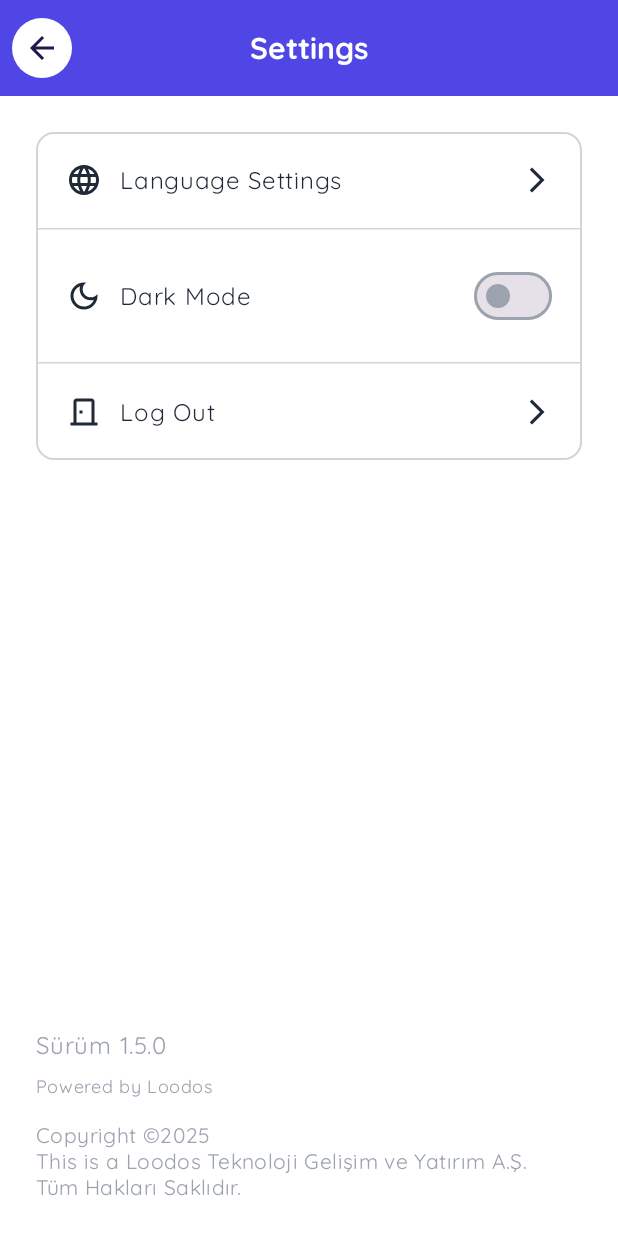
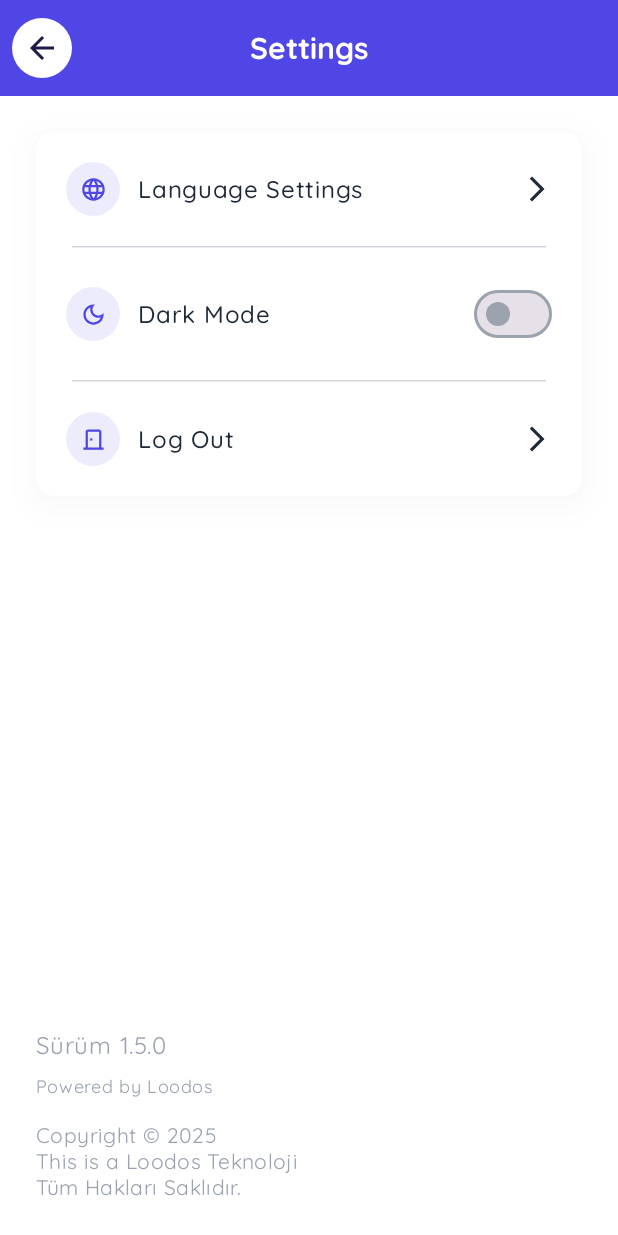
Before and after one commit to necdetzr/CryptoTricker, an Android app built with Jetpack Compose: the composable SettingsScreen shown on its own in the app's theme, on a phone screen of 412 x 824 dp. Run offline under Robolectric (Android 15) with nearby library versions, the phone set to English and light mode, and no system bars; our stand-ins replace Dagger/Hilt's generated code, accompanist.

Commit message:
Settings ui updated.

```diff
--- a/feature/settings/src/main/java/com/example/settings/ui/components/FooterSection.kt
+++ b/feature/settings/src/main/java/com/example/settings/ui/components/FooterSection.kt
@@ -29,11 +29,11 @@ fun FooterSection(
             style = MaterialTheme.typography.bodySmall
         )
         Spacer(Modifier.height(16.dp))
-        Text("Copyright ©$year",
+        Text("Copyright © $year",
             color = MaterialTheme.colorScheme.outline,
             style = MaterialTheme.typography.bodyMedium
         )
-        Text("This is a $company Teknoloji Gelişim ve Yatırım A.Ş.",
+        Text("This is a $company Teknoloji",
             color = MaterialTheme.colorScheme.outline,
             style = MaterialTheme.typography.bodyMedium
 
--- a/feature/settings/src/main/java/com/example/settings/ui/components/SettingsCard.kt
+++ b/feature/settings/src/main/java/com/example/settings/ui/components/SettingsCard.kt
@@ -2,7 +2,10 @@ package com.example.settings.ui.components
 
 import androidx.compose.foundation.BorderStroke
 import androidx.compose.foundation.layout.Spacer
+import androidx.compose.foundation.layout.fillMaxWidth
 import androidx.compose.foundation.layout.height
+import androidx.compose.foundation.layout.padding
+import androidx.compose.foundation.layout.width
 
 import androidx.compose.foundation.lazy.LazyColumn
 import androidx.compose.foundation.lazy.items
@@ -21,7 +24,9 @@ import androidx.compose.material3.MaterialTheme
 import androidx.compose.material3.Surface
 
 import androidx.compose.runtime.Composable
+import androidx.compose.ui.Alignment
 import androidx.compose.ui.Modifier
+import androidx.compose.ui.draw.shadow
 
 import androidx.compose.ui.tooling.preview.Preview
 import androidx.compose.ui.unit.dp
@@ -33,13 +38,18 @@ fun SettingsCard(
     settings:List<SettingsItem>
 ){
     Card(
+        modifier = Modifier.shadow(
+            elevation = 12.dp,
+            shape = RoundedCornerShape(12.dp),
+            ambientColor = MaterialTheme.colorScheme.outlineVariant,
+            spotColor = MaterialTheme.colorScheme.outlineVariant
+        ),
         colors = CardDefaults.cardColors(
             containerColor = MaterialTheme.colorScheme.surface,
 
         ),
 
         shape = RoundedCornerShape(12.dp),
-        border = BorderStroke(1.dp, MaterialTheme.colorScheme.outlineVariant)
 
 
 
@@ -58,7 +68,10 @@ fun SettingsCard(
                 if(setting == settings.last()){
                 Spacer(Modifier.height(0.dp))
                 }else{
-                    HorizontalDivider()
+                    HorizontalDivider(
+                        color = MaterialTheme.colorScheme.outlineVariant,
+                        modifier = Modifier.padding(horizontal = 24.dp)
+                    )
                 }
             }
         }
--- a/feature/settings/src/main/java/com/example/settings/ui/components/SettingsSection.kt
+++ b/feature/settings/src/main/java/com/example/settings/ui/components/SettingsSection.kt
@@ -1,6 +1,8 @@
 package com.example.settings.ui.components
 
+import androidx.compose.foundation.background
 import androidx.compose.foundation.clickable
+import androidx.compose.foundation.layout.Box
 import androidx.compose.foundation.layout.Row
 import androidx.compose.foundation.layout.Spacer
 import androidx.compose.foundation.layout.fillMaxWidth
@@ -8,6 +10,7 @@ import androidx.compose.foundation.layout.height
 import androidx.compose.foundation.layout.padding
 import androidx.compose.foundation.layout.size
 import androidx.compose.foundation.layout.width
+import androidx.compose.foundation.shape.CircleShape
 import androidx.compose.material.icons.Icons
 import androidx.compose.material.icons.automirrored.filled.ArrowForward
 import androidx.compose.material.icons.automirrored.filled.ArrowForwardIos
@@ -22,7 +25,9 @@ import androidx.compose.material3.Text
 import androidx.compose.runtime.Composable
 import androidx.compose.ui.Alignment
 import androidx.compose.ui.Modifier
+import androidx.compose.ui.draw.clip
 import androidx.compose.ui.graphics.vector.ImageVector
+import androidx.compose.ui.text.font.FontWeight
 import androidx.compose.ui.tooling.preview.Preview
 import androidx.compose.ui.unit.dp
 
@@ -46,13 +51,25 @@ fun SettingsSection(
             )
 
     ) {
-        Icon(
-            imageVector = leadingIcon,
-            contentDescription = "leadingIcon",
-            tint = MaterialTheme.colorScheme.onSurface
-        )
+        Box(
+            modifier = Modifier.size(36.dp).clip(CircleShape)
+                .background(MaterialTheme.colorScheme.primary.copy(0.1f)),
+
+            contentAlignment = Alignment.Center
+        ){
+
+            Icon(
+                imageVector = leadingIcon,
+                contentDescription = "leadingIcon",
+                tint = MaterialTheme.colorScheme.primary,
+                modifier = Modifier.size(18.dp)
+            )
+        }
+
         Spacer(modifier = Modifier.width(12.dp))
-        Text(title, style = MaterialTheme.typography.bodyLarge)
+        Text(title, style = MaterialTheme.typography.bodyLarge.copy(
+            fontWeight = FontWeight.Medium
+        ))
         Spacer(Modifier.weight(1f))
         if (switch) {
             Switch(checked = checked, onCheckedChange = { onCheckedChange() })
```
